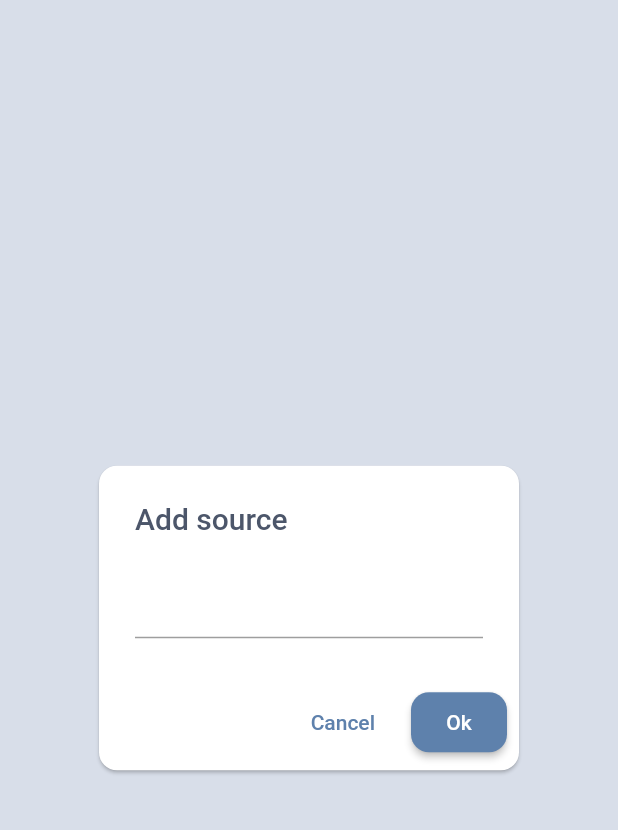
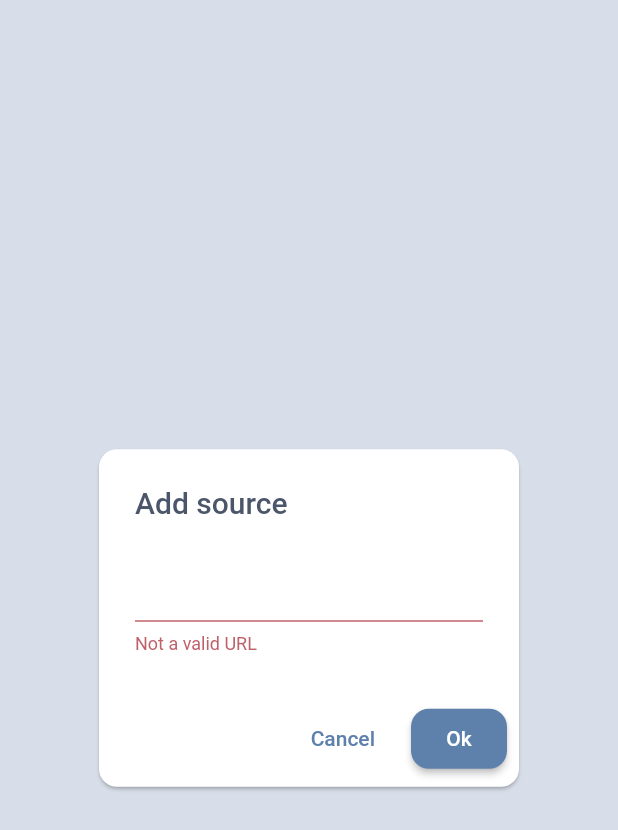
Before and after one commit to GrbavaCigla/NewsRS, a Flutter app: the AddSourceDialog widget shown alone on an empty page, opened directly, after a tap on "Ok", on a phone screen of 412 x 824 dp. Shown: the top 830 px of the screen. Run offline on Flutter 3.47's test engine with Material 2 defaults, Android fonts, the phone set to English and light mode, and no system bars; our stand-ins replace adaptive_theme, html_unescape; network calls fail.

Commit message:
Converted sources to Set of Uris, fixed add source dialog

```diff
--- a/lib/api/wordpress.dart
+++ b/lib/api/wordpress.dart
@@ -78,8 +78,8 @@ Future<List<Article>> getPosts(String website) async {
   return Future.value(articles);
 }
 
-Future<List<Article>> getPostsFromSources(List<String> sources) async {
-  var requests = await Future.wait(sources.map((e) => getPosts(e)));
+Future<List<Article>> getPostsFromSources(List<Uri> sources) async {
+  var requests = await Future.wait(sources.map((e) => getPosts(e.toString())));
   var flat = requests.expand((i) => i).toList();
   flat.sort((a, b) => b.date!.compareTo(a.date!));
 
--- a/lib/dialogs/add_source.dart
+++ b/lib/dialogs/add_source.dart
@@ -24,7 +24,9 @@ class _AddSourceDialogState extends State<AddSourceDialog> {
               ? "Field cannot be empty"
               : Uri.tryParse(source) == null
                   ? "Not valid URL"
-                  : null,
+                  : Uri.parse(source).isAbsolute
+                      ? null
+                      : "Not a valid URL",
         ),
       ),
       actions: [
@@ -36,11 +38,14 @@ class _AddSourceDialogState extends State<AddSourceDialog> {
           onPressed: () {
             // TODO: Optimize this
             if (_formKey.currentState!.validate()) {
-              List<String> newSources =
-                  List.from(DynamicSettings.of(context).sources);
-              newSources.add(_textController.text);
+              Set<Uri> newSources =
+                  Set.from(DynamicSettings.of(context).sources);
+
+              newSources.add(Uri.parse(_textController.text));
 
               DynamicSettings.of(context).sources = newSources;
+              print(newSources);
+              Navigator.of(context).pop();
             }
           },
           child: const Text("Ok"),
--- a/lib/screens/home.dart
+++ b/lib/screens/home.dart
@@ -23,7 +23,7 @@ class _HomePageState extends State<HomePage> {
 
   @override
   void didChangeDependencies() {
-    _feedFuture = getPostsFromSources(DynamicSettings.of(context).sources);
+    _feedFuture = getPostsFromSources(DynamicSettings.of(context).sources.toList());
     super.didChangeDependencies();
   }
 
--- a/lib/widgets/settings.dart
+++ b/lib/widgets/settings.dart
@@ -20,16 +20,16 @@ class DynamicSettings extends StatefulWidget {
 
 class _DynamicSettingsState extends State<DynamicSettings> {
   bool _isAppBarBottom = kIsAppBarBottom;
-  List<String> _sources = kDefaultSources;
+  Set<Uri> _sources = kDefaultSources.map((e) => Uri.parse(e)).toSet();
 
   bool get isAppBarBottom => _isAppBarBottom;
-  List<String> get sources => _sources;
+  Set<Uri> get sources => _sources;
 
   set isAppBarBottom(bool newValue) => setState(
         () => _isAppBarBottom = newValue,
       );
 
-  set sources(List<String> newValue) => setState(
+  set sources(Set<Uri> newValue) => setState(
         () => _sources = newValue,
       );
 
@@ -47,7 +47,7 @@ class _DynamicSettingsState extends State<DynamicSettings> {
 class SettingsData extends InheritedWidget {
   final bool isAppBarBottom;
   final _DynamicSettingsState state;
-  final List<String> sources;
+  final Set<Uri> sources;
 
   const SettingsData({
     Key? key,
--- a/lib/widgets/source_card.dart
+++ b/lib/widgets/source_card.dart
@@ -5,7 +5,7 @@ import 'package:newsrs/widgets/settings.dart';
 import 'package:newsrs/widgets/tiles/card_list_tile.dart';
 
 class SourceCard extends StatelessWidget {
-  final String source;
+  final Uri source;
 
   const SourceCard({
     Key? key,
@@ -15,12 +15,12 @@ class SourceCard extends StatelessWidget {
   @override
   Widget build(BuildContext context) {
     // TODO: Optimize this
-    List<String> newSource = List.from(DynamicSettings.of(context).sources);
+    Set<Uri> newSource = Set.from(DynamicSettings.of(context).sources);
     newSource.remove(source);
 
     return CardListTile(
       color: Theme.of(context).backgroundColor,
-      title: Text(source),
+      title: Text(source.host),
       trailing: IconButton(
         splashRadius: kSourceCardSplashRadius,
         color: Theme.of(context).colorScheme.error,
```
Also changed, not shown: 1 other file.
